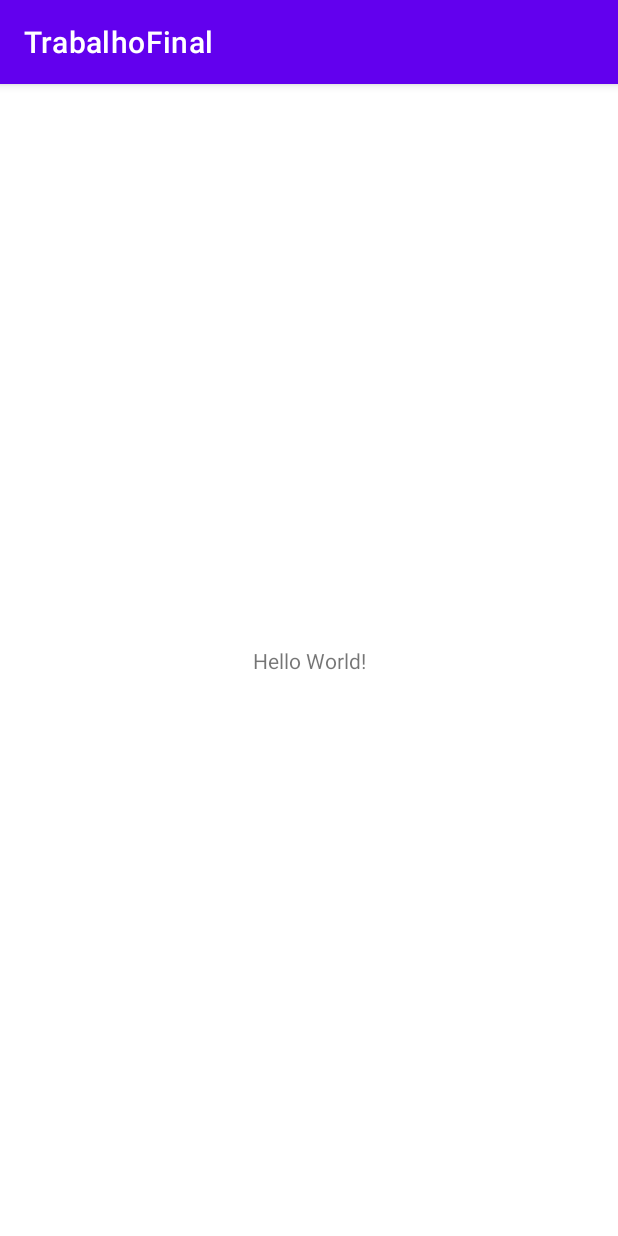
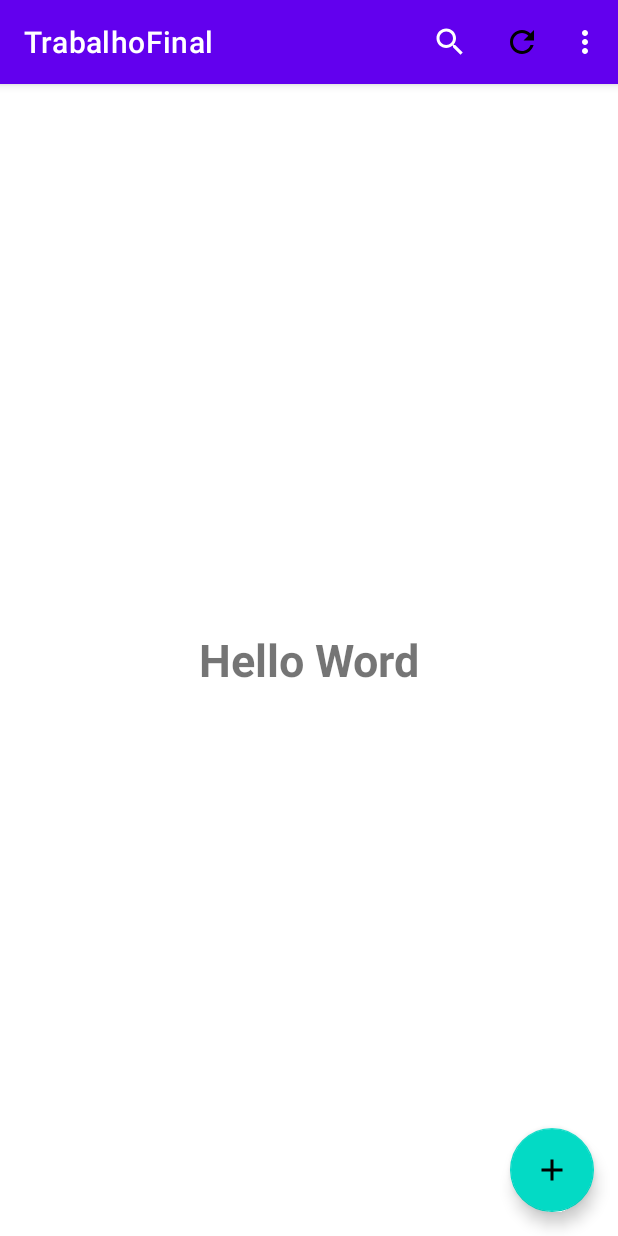
Before and after one commit to rafaalt/TrabalhoFinalAndroid, an Android app: the screen it shows after launch (MainActivity), on a phone screen of 412 x 824 dp. Run offline under Robolectric (Android 15) with nearby library versions, the phone set to English and light mode, and no system bars.

Commit message:
Splash + FloatingActionButton + ActionBar

```diff
--- a/app/src/main/java/edu/coltec/dupla/rafaelgabriel/trabalhofinal/CadastroActivity.java
+++ b/app/src/main/java/edu/coltec/dupla/rafaelgabriel/trabalhofinal/CadastroActivity.java
@@ -1,5 +1,6 @@
 package edu.coltec.dupla.rafaelgabriel.trabalhofinal;
 
+import androidx.appcompat.app.ActionBar;
 import androidx.appcompat.app.AppCompatActivity;
 
 import android.os.Bundle;
@@ -13,6 +14,9 @@ public class CadastroActivity extends AppCompatActivity {
         super.onCreate(savedInstanceState);
         setContentView(R.layout.activity_cadastro);
 
+        ActionBar actionBar = getSupportActionBar();
+        actionBar.setDisplayHomeAsUpEnabled(true);
+
         EditText txtNome = findViewById(R.id.cadastroNomeReceita);
         EditText txtAutor = findViewById(R.id.cadastroAutor);
         Button btnAdicionar = findViewById(R.id.cadastroBtnAdicionar);
--- /dev/null
+++ b/app/src/main/java/edu/coltec/dupla/rafaelgabriel/trabalhofinal/SplashScreen.java
@@ -0,0 +1,34 @@
+package edu.coltec.dupla.rafaelgabriel.trabalhofinal;
+
+import androidx.appcompat.app.AppCompatActivity;
+
+import android.content.Intent;
+import android.os.Bundle;
+import android.os.Handler;
+
+public class SplashScreen extends AppCompatActivity {
+
+    @Override
+    protected void onCreate(Bundle savedInstanceState) {
+        super.onCreate(savedInstanceState);
+        setContentView(R.layout.activity_splash_screen);
+
+        Handler handler = new Handler();
+        handler.postDelayed(new Runnable() {
+            @Override
+            public void run() {
+                mostrarMainActivity();
+            }
+        }, 3000);
+
+    }
+
+    private void mostrarMainActivity() {
+        Intent intent = new Intent(
+                SplashScreen.this,MainActivity.class
+        );
+        startActivity(intent);
+        finish();
+    }
+
+}
--- /dev/null
+++ b/app/src/main/res/drawable/ic_baseline_add_24.xml
@@ -0,0 +1,5 @@
+<vector android:height="24dp" android:tint="#000000"
+    android:viewportHeight="24" android:viewportWidth="24"
+    android:width="24dp" xmlns:android="http://schemas.android.com/apk/res/android">
+    <path android:fillColor="@android:color/white" android:pathData="M19,13h-6v6h-2v-6H5v-2h6V5h2v6h6v2z"/>
+</vector>
--- /dev/null
+++ b/app/src/main/res/drawable/ic_baseline_exit_to_app_24.xml
@@ -0,0 +1,5 @@
+<vector android:autoMirrored="true" android:height="24dp"
+    android:tint="#000000" android:viewportHeight="24"
+    android:viewportWidth="24" android:width="24dp" xmlns:android="http://schemas.android.com/apk/res/android">
+    <path android:fillColor="@android:color/white" android:pathData="M10.09,15.59L11.5,17l5,-5 -5,-5 -1.41,1.41L12.67,11H3v2h9.67l-2.58,2.59zM19,3H5c-1.11,0 -2,0.9 -2,2v4h2V5h14v14H5v-4H3v4c0,1.1 0.89,2 2,2h14c1.1,0 2,-0.9 2,-2V5c0,-1.1 -0.9,-2 -2,-2z"/>
+</vector>
--- /dev/null
+++ b/app/src/main/res/drawable/ic_baseline_info_24.xml
@@ -0,0 +1,5 @@
+<vector android:height="24dp" android:tint="#000000"
+    android:viewportHeight="24" android:viewportWidth="24"
+    android:width="24dp" xmlns:android="http://schemas.android.com/apk/res/android">
+    <path android:fillColor="@android:color/white" android:pathData="M12,2C6.48,2 2,6.48 2,12s4.48,10 10,10 10,-4.48 10,-10S17.52,2 12,2zM13,17h-2v-6h2v6zM13,9h-2L11,7h2v2z"/>
+</vector>
--- /dev/null
+++ b/app/src/main/res/drawable/ic_baseline_refresh_24.xml
@@ -0,0 +1,5 @@
+<vector android:height="24dp" android:tint="#000000"
+    android:viewportHeight="24" android:viewportWidth="24"
+    android:width="24dp" xmlns:android="http://schemas.android.com/apk/res/android">
+    <path android:fillColor="@android:color/white" android:pathData="M17.65,6.35C16.2,4.9 14.21,4 12,4c-4.42,0 -7.99,3.58 -7.99,8s3.57,8 7.99,8c3.73,0 6.84,-2.55 7.73,-6h-2.08c-0.82,2.33 -3.04,4 -5.65,4 -3.31,0 -6,-2.69 -6,-6s2.69,-6 6,-6c1.66,0 3.14,0.69 4.22,1.78L13,11h7V4l-2.35,2.35z"/>
+</vector>
--- /dev/null
+++ b/app/src/main/res/drawable/ic_baseline_search_24.xml
@@ -0,0 +1,5 @@
+<vector android:height="24dp" android:tint="#000000"
+    android:viewportHeight="24" android:viewportWidth="24"
+    android:width="24dp" xmlns:android="http://schemas.android.com/apk/res/android">
+    <path android:fillColor="@android:color/white" android:pathData="M15.5,14h-0.79l-0.28,-0.27C15.41,12.59 16,11.11 16,9.5 16,5.91 13.09,3 9.5,3S3,5.91 3,9.5 5.91,16 9.5,16c1.61,0 3.09,-0.59 4.23,-1.57l0.27,0.28v0.79l5,4.99L20.49,19l-4.99,-5zM9.5,14C7.01,14 5,11.99 5,9.5S7.01,5 9.5,5 14,7.01 14,9.5 11.99,14 9.5,14z"/>
+</vector>
--- /dev/null
+++ b/app/src/main/res/drawable/ic_baseline_settings_24.xml
@@ -0,0 +1,5 @@
+<vector android:height="24dp" android:tint="#000000"
+    android:viewportHeight="24" android:viewportWidth="24"
+    android:width="24dp" xmlns:android="http://schemas.android.com/apk/res/android">
+    <path android:fillColor="@android:color/white" android:pathData="M19.14,12.94c0.04,-0.3 0.06,-0.61 0.06,-0.94c0,-0.32 -0.02,-0.64 -0.07,-0.94l2.03,-1.58c0.18,-0.14 0.23,-0.41 0.12,-0.61l-1.92,-3.32c-0.12,-0.22 -0.37,-0.29 -0.59,-0.22l-2.39,0.96c-0.5,-0.38 -1.03,-0.7 -1.62,-0.94L14.4,2.81c-0.04,-0.24 -0.24,-0.41 -0.48,-0.41h-3.84c-0.24,0 -0.43,0.17 -0.47,0.41L9.25,5.35C8.66,5.59 8.12,5.92 7.63,6.29L5.24,5.33c-0.22,-0.08 -0.47,0 -0.59,0.22L2.74,8.87C2.62,9.08 2.66,9.34 2.86,9.48l2.03,1.58C4.84,11.36 4.8,11.69 4.8,12s0.02,0.64 0.07,0.94l-2.03,1.58c-0.18,0.14 -0.23,0.41 -0.12,0.61l1.92,3.32c0.12,0.22 0.37,0.29 0.59,0.22l2.39,-0.96c0.5,0.38 1.03,0.7 1.62,0.94l0.36,2.54c0.05,0.24 0.24,0.41 0.48,0.41h3.84c0.24,0 0.44,-0.17 0.47,-0.41l0.36,-2.54c0.59,-0.24 1.13,-0.56 1.62,-0.94l2.39,0.96c0.22,0.08 0.47,0 0.59,-0.22l1.92,-3.32c0.12,-0.22 0.07,-0.47 -0.12,-0.61L19.14,12.94zM12,15.6c-1.98,0 -3.6,-1.62 -3.6,-3.6s1.62,-3.6 3.6,-3.6s3.6,1.62 3.6,3.6S13.98,15.6 12,15.6z"/>
+</vector>
--- /dev/null
+++ b/app/src/main/res/drawable/ic_baseline_share_24.xml
@@ -0,0 +1,5 @@
+<vector android:height="24dp" android:tint="#000000"
+    android:viewportHeight="24" android:viewportWidth="24"
+    android:width="24dp" xmlns:android="http://schemas.android.com/apk/res/android">
+    <path android:fillColor="@android:color/white" android:pathData="M18,16.08c-0.76,0 -1.44,0.3 -1.96,0.77L8.91,12.7c0.05,-0.23 0.09,-0.46 0.09,-0.7s-0.04,-0.47 -0.09,-0.7l7.05,-4.11c0.54,0.5 1.25,0.81 2.04,0.81 1.66,0 3,-1.34 3,-3s-1.34,-3 -3,-3 -3,1.34 -3,3c0,0.24 0.04,0.47 0.09,0.7L8.04,9.81C7.5,9.31 6.79,9 6,9c-1.66,0 -3,1.34 -3,3s1.34,3 3,3c0.79,0 1.5,-0.31 2.04,-0.81l7.12,4.16c-0.05,0.21 -0.08,0.43 -0.08,0.65 0,1.61 1.31,2.92 2.92,2.92 1.61,0 2.92,-1.31 2.92,-2.92s-1.31,-2.92 -2.92,-2.92z"/>
+</vector>
--- a/app/src/main/res/layout/activity_main.xml
+++ b/app/src/main/res/layout/activity_main.xml
@@ -1,18 +1,36 @@
 <?xml version="1.0" encoding="utf-8"?>
-<androidx.constraintlayout.widget.ConstraintLayout xmlns:android="http://schemas.android.com/apk/res/android"
+<androidx.coordinatorlayout.widget.CoordinatorLayout xmlns:android="http://schemas.android.com/apk/res/android"
     xmlns:app="http://schemas.android.com/apk/res-auto"
     xmlns:tools="http://schemas.android.com/tools"
     android:layout_width="match_parent"
     android:layout_height="match_parent"
     tools:context=".MainActivity">
 
-    <TextView
+    <RelativeLayout
+        android:layout_width="match_parent"
+        android:layout_height="match_parent">
+
+        <TextView
+            android:layout_width="wrap_content"
+            android:layout_height="wrap_content"
+            android:text="Hello Word"
+            android:layout_centerInParent="true"
+            android:textSize="30dp"
+            android:textStyle="bold" />
+
+    </RelativeLayout>
+
+
+    <com.google.android.material.floatingactionbutton.FloatingActionButton
+        android:id="@+id/floating_action_button"
         android:layout_width="wrap_content"
         android:layout_height="wrap_content"
-        android:text="Hello World!"
-        app:layout_constraintBottom_toBottomOf="parent"
-        app:layout_constraintLeft_toLeftOf="parent"
-        app:layout_constraintRight_toRightOf="parent"
-        app:layout_constraintTop_toTopOf="parent" />
+        android:layout_gravity="bottom|right"
+        android:layout_margin="16dp"
+        app:srcCompat="@drawable/ic_baseline_add_24"
+        app:backgroundTint="@color/teal_200"
+        app:elevation="6dp"
+        app:fabSize="normal"
+        />
 
-</androidx.constraintlayout.widget.ConstraintLayout>
+</androidx.coordinatorlayout.widget.CoordinatorLayout>
--- /dev/null
+++ b/app/src/main/res/menu/menu_action_bar.xml
@@ -0,0 +1,35 @@
+<?xml version="1.0" encoding="utf-8"?>
+<menu xmlns:android="http://schemas.android.com/apk/res/android"
+    xmlns:app="http://schemas.android.com/apk/res-auto">
+
+    <item android:id="@+id/action_search"
+        android:icon="@drawable/ic_baseline_search_24"
+        android:title="@string/search"
+        app:showAsAction="always"
+        app:actionViewClass="androidx.appcompat.widget.SearchView"
+        />
+
+    <item android:id="@+id/action_refresh"
+        android:icon="@drawable/ic_baseline_refresh_24"
+        android:title="@string/refresh"
+        app:showAsAction="always"
+        />
+
+    <item android:id="@+id/action_settings"
+        android:icon="@drawable/ic_baseline_settings_24"
+        android:title="@string/settings"
+        app:showAsAction="never"
+      />
+
+
+    <item android:id="@+id/action_about"
+        android:icon="@drawable/ic_baseline_info_24"
+        android:title="@string/about"
+        app:showAsAction="never" />
+
+    <item android:id="@+id/action_exit"
+        android:icon="@drawable/ic_baseline_exit_to_app_24"
+        android:title="@string/exit"
+        app:showAsAction="never" />
+
+</menu>
--- a/app/src/main/res/values/strings.xml
+++ b/app/src/main/res/values/strings.xml
@@ -1,3 +1,9 @@
 <resources>
     <string name="app_name">TrabalhoFinal</string>
+    <string name="search">Search</string>
+    <string name="refresh">Refresh</string>
+    <string name="settings">Settings</string>
+    <string name="share">Settings</string>
+    <string name="about">About</string>
+    <string name="exit">Exit</string>
 </resources>
--- a/app/src/main/res/values/themes.xml
+++ b/app/src/main/res/values/themes.xml
@@ -13,4 +13,10 @@
         <item name="android:statusBarColor" tools:targetApi="l">?attr/colorPrimaryVariant</item>
         <!-- Customize your theme here. -->
     </style>
+
+    <style name="Theme.TrabalhoFinal.NoActionBar">
+        <item name="windowActionBar">false</item>
+        <item name="windowNoTitle">true</item>
+    </style>
+
 </resources>
```
Also changed, not shown: app/src/main/AndroidManifest.xml (+9 -1 lines), app/src/main/java/edu/coltec/dupla/rafaelgabriel/trabalhofinal/MainActivity.java (+86 -0 lines), app/src/main/res/layout/activity_splash_screen.xml (added, +17 -0 lines), app/src/main/res/drawable/logo.png (added).
